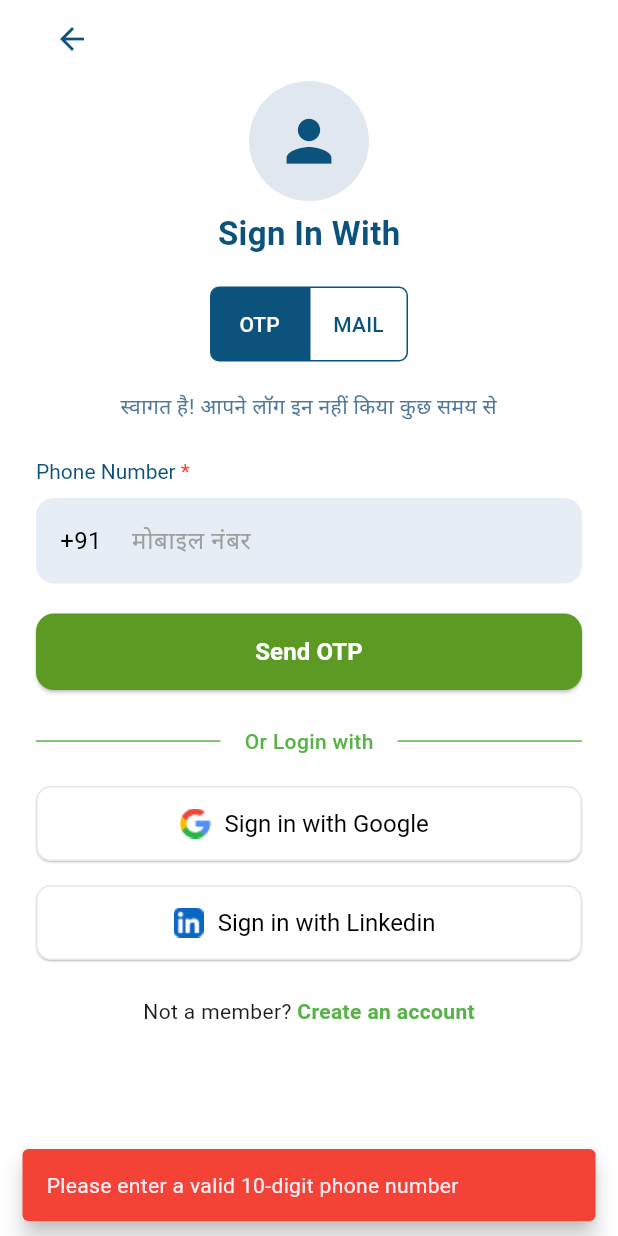
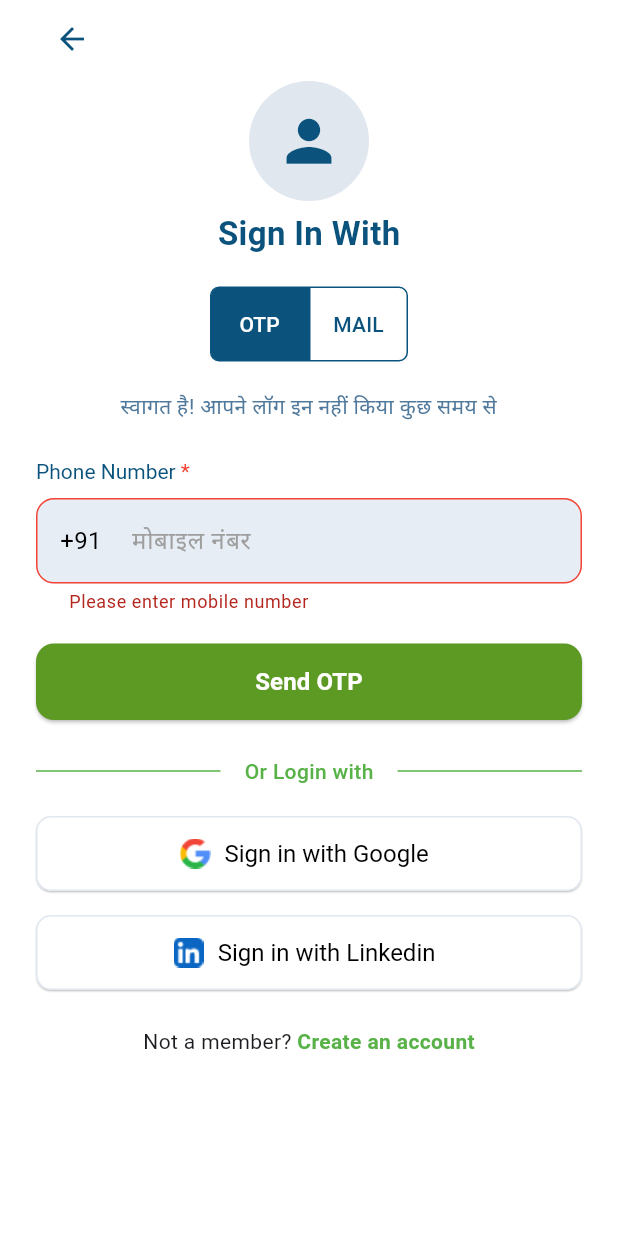
Before and after one commit to Poojadhameja/jobsahi-studentapp, a Flutter app: the LoginOtpEmailScreen screen opened by its route, after a tap on "OTP", after a tap on "Send OTP", on a phone screen of 412 x 824 dp. Run offline on Flutter 3.47's test engine with Material 3 defaults, Android fonts, the phone set to English and light mode, and no system bars; our stand-ins replace bloc, dio, equatable, file_picker, flutter_bloc, get_it and 2 more; accounts and stored records are empty.

Commit message:
fix job details API integration + create and integrate NoInternetWidget + add inline validation to login and signup forms with error borders

```diff
--- a/lib/features/auth/views/login_otp_email.dart
+++ b/lib/features/auth/views/login_otp_email.dart
@@ -25,6 +25,10 @@ class _LoginOtpEmailScreenState extends State<LoginOtpEmailScreen> {
   final TextEditingController _mobileController = TextEditingController();
   final TextEditingController _emailController = TextEditingController();
   final TextEditingController _passwordController = TextEditingController();
+
+  // Form keys for validation
+  final _otpFormKey = GlobalKey<FormState>();
+  final _emailFormKey = GlobalKey<FormState>();
 
   @override
   void dispose() {
@@ -215,7 +219,9 @@ class _LoginOtpEmailScreenState extends State<LoginOtpEmailScreen> {
 
   /// OTP login form
   Widget _buildOTPLogin() {
-    return Column(
+    return Form(
+      key: _otpFormKey,
+      child: Column(
         crossAxisAlignment: CrossAxisAlignment.start,
         children: [
           RichText(
@@ -234,7 +240,7 @@ class _LoginOtpEmailScreenState extends State<LoginOtpEmailScreen> {
             ),
           ),
           const SizedBox(height: 10),
-        TextField(
+          TextFormField(
             controller: _mobileController,
             decoration: InputDecoration(
               hintText: "मोबाइल नंबर",
@@ -248,6 +254,14 @@ class _LoginOtpEmailScreenState extends State<LoginOtpEmailScreen> {
               border: OutlineInputBorder(
                 borderRadius: BorderRadius.circular(12),
                 borderSide: BorderSide.none,
+              ),
+              errorBorder: OutlineInputBorder(
+                borderRadius: BorderRadius.circular(12),
+                borderSide: const BorderSide(color: Colors.red, width: 1),
+              ),
+              focusedErrorBorder: OutlineInputBorder(
+                borderRadius: BorderRadius.circular(12),
+                borderSide: const BorderSide(color: Colors.red, width: 2),
               ),
               prefixIcon: const Padding(
                 padding: EdgeInsets.symmetric(horizontal: 16),
@@ -266,6 +280,15 @@ class _LoginOtpEmailScreenState extends State<LoginOtpEmailScreen> {
               LengthLimitingTextInputFormatter(10),
               FilteringTextInputFormatter.digitsOnly,
             ],
+            validator: (value) {
+              if (value == null || value.isEmpty) {
+                return 'Please enter mobile number';
+              }
+              if (value.length != 10) {
+                return 'Mobile number must be 10 digits';
+              }
+              return null;
+            },
           ),
           const SizedBox(height: 20),
 
@@ -278,11 +301,13 @@ class _LoginOtpEmailScreenState extends State<LoginOtpEmailScreen> {
                   onPressed: state is AuthLoading
                       ? null
                       : () {
+                          if (_otpFormKey.currentState!.validate()) {
                             context.read<AuthBloc>().add(
                               LoginWithOtpEvent(
                                 phoneNumber: _mobileController.text,
                               ),
                             );
+                          }
                         },
                   style: ElevatedButton.styleFrom(
                     backgroundColor: const Color(0xFF5C9A24),
@@ -317,12 +342,15 @@ class _LoginOtpEmailScreenState extends State<LoginOtpEmailScreen> {
             },
           ),
         ],
+      ),
     );
   }
 
   /// Email login form
   Widget _buildEmailLogin() {
-    return Column(
+    return Form(
+      key: _emailFormKey,
+      child: Column(
         crossAxisAlignment: CrossAxisAlignment.start,
         children: [
           // Email field
@@ -342,16 +370,24 @@ class _LoginOtpEmailScreenState extends State<LoginOtpEmailScreen> {
             ),
           ),
           const SizedBox(height: 10),
-        TextField(
+          TextFormField(
             controller: _emailController,
             decoration: InputDecoration(
               hintText: "ईमेल पता",
               hintStyle: const TextStyle(color: Colors.grey),
               filled: true,
-            fillColor: Color(0xFFF1F5F9),
+              fillColor: const Color(0xFFF1F5F9),
               border: OutlineInputBorder(
                 borderRadius: BorderRadius.circular(12),
                 borderSide: BorderSide.none,
+              ),
+              errorBorder: OutlineInputBorder(
+                borderRadius: BorderRadius.circular(12),
+                borderSide: const BorderSide(color: Colors.red, width: 1),
+              ),
+              focusedErrorBorder: OutlineInputBorder(
+                borderRadius: BorderRadius.circular(12),
+                borderSide: const BorderSide(color: Colors.red, width: 2),
               ),
               contentPadding: const EdgeInsets.symmetric(
                 horizontal: 18,
@@ -359,6 +395,19 @@ class _LoginOtpEmailScreenState extends State<LoginOtpEmailScreen> {
               ),
             ),
             keyboardType: TextInputType.emailAddress,
+            validator: (value) {
+              if (value == null || value.isEmpty) {
+                return 'Please enter email address';
+              }
+              // Email validation regex
+              final emailRegex = RegExp(
+                r'^[a-zA-Z0-9._%+-]+@[a-zA-Z0-9.-]+\.[a-zA-Z]{2,}$',
+              );
+              if (!emailRegex.hasMatch(value)) {
+                return 'Please enter a valid email address';
+              }
+              return null;
+            },
           ),
 
           const SizedBox(height: 20),
@@ -380,7 +429,7 @@ class _LoginOtpEmailScreenState extends State<LoginOtpEmailScreen> {
             ),
           ),
           const SizedBox(height: 10),
-        TextField(
+          TextFormField(
             controller: _passwordController,
             obscureText: !_isPasswordVisible,
             decoration: InputDecoration(
@@ -392,6 +441,14 @@ class _LoginOtpEmailScreenState extends State<LoginOtpEmailScreen> {
                 borderRadius: BorderRadius.circular(12),
                 borderSide: BorderSide.none,
               ),
+              errorBorder: OutlineInputBorder(
+                borderRadius: BorderRadius.circular(12),
+                borderSide: const BorderSide(color: Colors.red, width: 1),
+              ),
+              focusedErrorBorder: OutlineInputBorder(
+                borderRadius: BorderRadius.circular(12),
+                borderSide: const BorderSide(color: Colors.red, width: 2),
+              ),
               contentPadding: const EdgeInsets.symmetric(
                 horizontal: 18,
                 vertical: 16,
@@ -399,7 +456,7 @@ class _LoginOtpEmailScreenState extends State<LoginOtpEmailScreen> {
               suffixIcon: IconButton(
                 icon: Icon(
                   _isPasswordVisible ? Icons.visibility : Icons.visibility_off,
-                color: Color(0xFF0B537D),
+                  color: const Color(0xFF0B537D),
                 ),
                 onPressed: () {
                   setState(() {
@@ -408,6 +465,15 @@ class _LoginOtpEmailScreenState extends State<LoginOtpEmailScreen> {
                 },
               ),
             ),
+            validator: (value) {
+              if (value == null || value.isEmpty) {
+                return 'Please enter password';
+              }
+              if (value.length < 6) {
+                return 'Password must be at least 6 characters';
+              }
+              return null;
+            },
           ),
 
           const SizedBox(height: 12),
@@ -439,12 +505,14 @@ class _LoginOtpEmailScreenState extends State<LoginOtpEmailScreen> {
                       onPressed: state is AuthLoading
                           ? null
                           : () {
+                              if (_emailFormKey.currentState!.validate()) {
                                 context.read<AuthBloc>().add(
                                   LoginWithEmailEvent(
                                     email: _emailController.text,
                                     password: _passwordController.text,
                                   ),
                                 );
+                              }
                             },
                       style: ElevatedButton.styleFrom(
                         backgroundColor: AppConstants.secondaryColor,
@@ -481,6 +549,7 @@ class _LoginOtpEmailScreenState extends State<LoginOtpEmailScreen> {
             },
           ),
         ],
+      ),
     );
   }
 
```
Also changed, not shown: lib/features/auth/views/create_account.dart (+8 -0 lines), lib/features/courses/views/learning_center.dart (+13 -0 lines), lib/features/home/views/home.dart (+8 -14 lines), lib/features/jobs/views/search_job.dart (+8 -14 lines), lib/features/profile/views/profile_details.dart (+124 -72 lines), lib/shared/widgets/common/no_internet_widget.dart (added, +365 -0 lines), assets/images/oops_image.png (added), assets/images/oops_image1.png (added), assets/images/oops_image2.png (added). Lines whose indentation alone changed are shown as unchanged.
